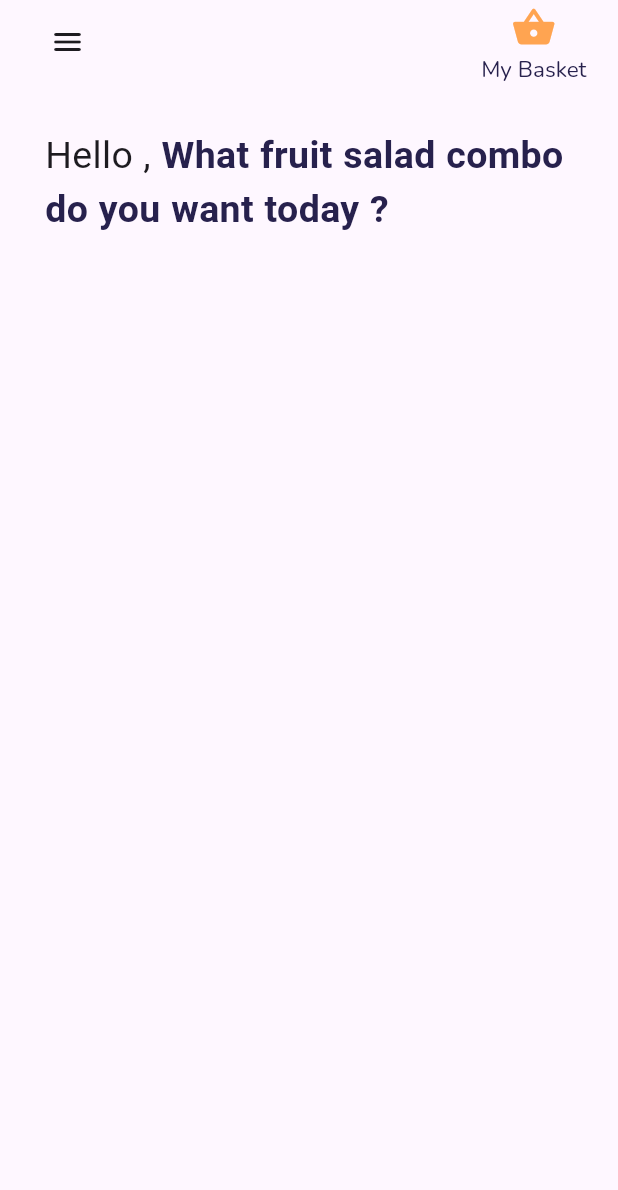
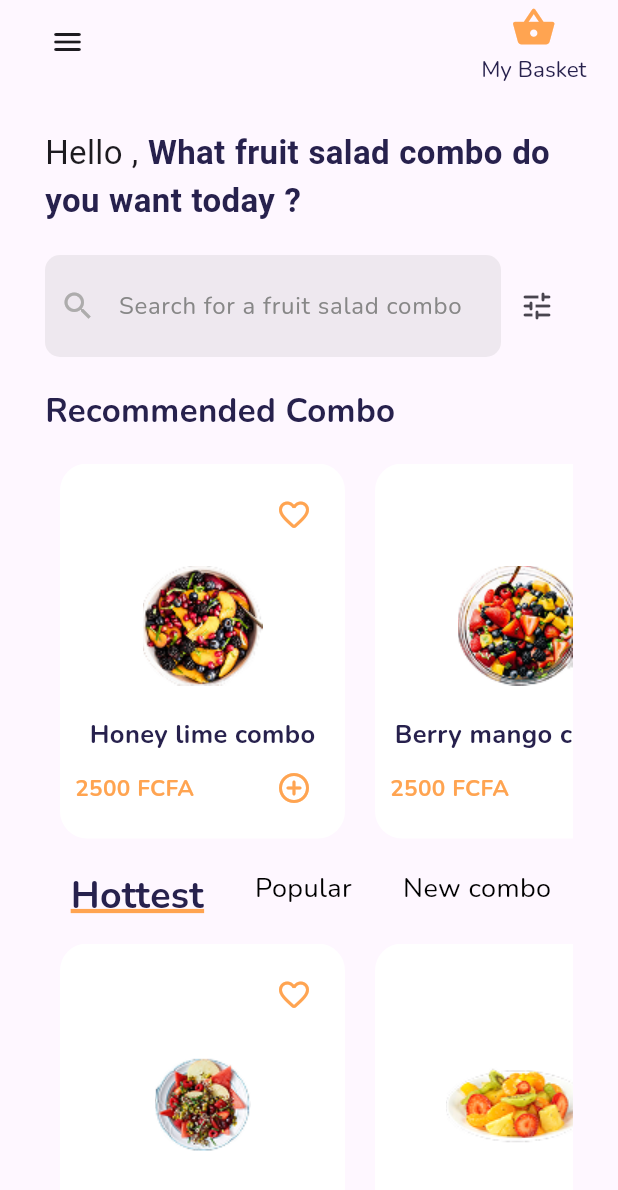
Before and after one commit to sweethehe/Fruit_Hub, a Flutter app: the HomeScreen screen opened directly with empty values, on a phone screen of 412 x 824 dp. Shown: the top 1190 px of the screen. Run offline on Flutter 3.47's test engine with Material 3 defaults, Android fonts, the phone set to English and light mode, and no system bars; our stand-ins replace google_fonts.

Commit message:
adding home_page

```diff
--- /dev/null
+++ b/fruit_hub/lib/components/salad_tile.dart
@@ -0,0 +1,73 @@
+import 'package:flutter/material.dart';
+import 'package:fruit_hub/components/ui.dart';
+
+class SaladTile extends StatefulWidget {
+  final String name;
+  final String price;
+  final String image;
+  const SaladTile(
+      {super.key,
+      required this.name,
+      required this.price,
+      required this.image});
+
+  @override
+  State<SaladTile> createState() => _SaladTileState();
+}
+
+class _SaladTileState extends State<SaladTile> {
+  @override
+  Widget build(BuildContext context) {
+    return Padding(
+      padding: const EdgeInsets.symmetric(horizontal: 10),
+      child: Container(
+        width: 190,
+        decoration: BoxDecoration(
+          color: white,
+          borderRadius: const BorderRadius.all(Radius.circular(18)),
+        ),
+        padding: const EdgeInsets.all(10),
+        child: Column(
+          children: [
+            Align(
+              alignment: Alignment.topRight,
+              child: IconButton(
+                  onPressed: () {},
+                  icon: Icon(
+                    Icons.favorite_border_rounded,
+                    color: lightOrange,
+                  )),
+            ),
+            Image.asset(
+              widget.image,
+              height: 100,
+              width: 100,
+            ),
+            const SizedBox(height: 10),
+            Text(widget.name,
+                style: const TextStyle(
+                    color: darkBlue,
+                    fontSize: 17,
+                    fontWeight: FontWeight.bold)),
+            Row(
+              mainAxisAlignment: MainAxisAlignment.spaceBetween,
+              children: [
+                Text(widget.price,
+                    style: TextStyle(
+                        color: lightOrange,
+                        fontSize: 15,
+                        fontWeight: FontWeight.bold)),
+                IconButton(
+                    onPressed: () {},
+                    icon: Icon(
+                      Icons.add_circle_outline_rounded,
+                      color: lightOrange,
+                    ))
+              ],
+            )
+          ],
+        ),
+      ),
+    );
+  }
+}
--- /dev/null
+++ b/fruit_hub/lib/components/search_bar.dart
@@ -0,0 +1,44 @@
+import 'package:flutter/material.dart';
+import 'package:fruit_hub/components/ui.dart';
+
+class MySearchBar extends StatefulWidget {
+  final TextEditingController controller;
+  final String hintText;
+  const MySearchBar(
+      {super.key, required this.controller, required this.hintText});
+
+  @override
+  State<MySearchBar> createState() => _MySearchBarState();
+}
+
+class _MySearchBarState extends State<MySearchBar> {
+  @override
+  Widget build(BuildContext context) {
+    return Container(
+      padding: const EdgeInsets.symmetric(horizontal: 10, vertical: 10),
+      decoration: BoxDecoration(
+        borderRadius: const BorderRadius.all(Radius.circular(10)),
+        color: const Color.fromARGB(50, 173, 172, 172),
+      ),
+      child: Row(
+        children: [
+          Icon(Icons.search, color: grey),
+          const SizedBox(width: 5),
+          Expanded(
+            child: TextFormField(
+              controller: widget.controller,
+              cursorColor: lightOrange,
+              decoration: InputDecoration(
+                hintText: widget.hintText,
+                hintStyle: const TextStyle(
+                    color: Color.fromARGB(255, 135, 135, 135), fontSize: 16),
+                contentPadding: const EdgeInsets.all(10),
+                border: InputBorder.none,
+              ),
+            ),
+          ),
+        ],
+      ),
+    );
+  }
+}
--- a/fruit_hub/lib/components/ui.dart
+++ b/fruit_hub/lib/components/ui.dart
@@ -1,7 +1,9 @@
 import 'package:flutter/material.dart';
 
 const lightOrange = Color(0xFFFFA451);
+const darkOrange = Color(0xFFF08626);
 const darkBlue = Color(0xFF27214D);
 const black = Colors.black;
 const white = Colors.white;
 const grey = Color.fromARGB(255, 173, 172, 172);
+const figmaGrey = Color(0xFFF3F4F9);
--- a/fruit_hub/lib/pages/home_screen.dart
+++ b/fruit_hub/lib/pages/home_screen.dart
@@ -1,4 +1,6 @@
 import 'package:flutter/material.dart';
+import 'package:fruit_hub/components/salad_tile.dart';
+import 'package:fruit_hub/components/search_bar.dart';
 import 'package:fruit_hub/components/ui.dart';
 
 class HomeScreen extends StatefulWidget {
@@ -11,6 +13,81 @@ class HomeScreen extends StatefulWidget {
 }
 
 class _HomeScreenState extends State<HomeScreen> {
+  final searchController = TextEditingController();
+  int selectedCategory = 0;
+
+  final List<String> categories = [
+    "Hottest",
+    "Popular",
+    "New combo",
+    "Favorites"
+  ];
+  final List<Widget> categoryContents = [
+    SizedBox(
+      height: 250,
+      child: ListView(
+        scrollDirection: Axis.horizontal,
+        children: [
+          SaladTile(
+              name: "Quinoa Salad",
+              price: "2500 FCFA",
+              image: "assets/images/combo/quinoa_salad.png"),
+          SaladTile(
+              name: "Tropical Fruit Salad",
+              price: "2500 FCFA",
+              image: "assets/images/combo/tropical_fruit_salad.png"),
+        ],
+      ),
+    ),
+    SizedBox(
+      height: 250,
+      child: ListView(
+        scrollDirection: Axis.horizontal,
+        children: [
+          SaladTile(
+              name: "Melon Fruit Salad",
+              price: "2500 FCFA",
+              image: "assets/images/combo/melon_fruit_salad.png"),
+          SaladTile(
+              name: "Berry mango combo",
+              price: "2500 FCFA",
+              image: "assets/images/combo/berry_fruit_combo.png"),
+        ],
+      ),
+    ),
+    SizedBox(
+      height: 250,
+      child: ListView(
+        scrollDirection: Axis.horizontal,
+        children: [
+          SaladTile(
+              name: "Berry Fruit Salad",
+              price: "2500 FCFA",
+              image: "assets/images/combo/berry_fruit_combo.png"),
+          SaladTile(
+              name: "Berry mango combo",
+              price: "2500 FCFA",
+              image: "assets/images/combo/berry_fruit_combo.png"),
+        ],
+      ),
+    ),
+    SizedBox(
+      height: 250,
+      child: ListView(
+        scrollDirection: Axis.horizontal,
+        children: [
+          SaladTile(
+              name: "Honey lime combo",
+              price: "2500 FCFA",
+              image: "assets/images/combo/Honey_lime_combo.png"),
+          SaladTile(
+              name: "Berry mango combo",
+              price: "2500 FCFA",
+              image: "assets/images/combo/berry_fruit_combo.png"),
+        ],
+      ),
+    )
+  ];
   @override
   Widget build(BuildContext context) {
     return Scaffold(
@@ -54,20 +131,106 @@ class _HomeScreenState extends State<HomeScreen> {
         ),
         body: Padding(
           padding: const EdgeInsets.symmetric(horizontal: 30, vertical: 30),
+          child: SingleChildScrollView(
             child: Column(
+              crossAxisAlignment: CrossAxisAlignment.start,
               children: [
                 Text.rich(
                   TextSpan(
                       text: "Hello ${widget.username},",
-                    style: TextStyle(fontSize: 25),
+                      style: TextStyle(fontSize: 22),
                       children: [
                         TextSpan(
                             text: " What fruit salad combo do you want today ?",
                             style: TextStyle(
                                 color: darkBlue, fontWeight: FontWeight.bold))
                       ]),
-              )
+                ),
+                const SizedBox(height: 20),
+                // Search Bar
+                Row(
+                  children: [
+                    Expanded(
+                      child: MySearchBar(
+                          controller: searchController,
+                          hintText: "Search for a fruit salad combo"),
+                    ),
+                    IconButton(onPressed: () {}, icon: Icon(Icons.tune_rounded))
                   ],
+                ),
+                // End of Search Bar
+                const SizedBox(height: 20),
+                Text(
+                  "Recommended Combo",
+                  style: TextStyle(
+                      fontSize: 22,
+                      color: darkBlue,
+                      fontWeight: FontWeight.bold),
+                  textAlign: TextAlign.left,
+                ),
+                const SizedBox(height: 20),
+                SizedBox(
+                  height: 250,
+                  child: ListView(
+                    scrollDirection: Axis.horizontal,
+                    children: [
+                      SaladTile(
+                          name: "Honey lime combo",
+                          price: "2500 FCFA",
+                          image: "assets/images/combo/Honey_lime_combo.png"),
+                      SaladTile(
+                          name: "Berry mango combo",
+                          price: "2500 FCFA",
+                          image: "assets/images/combo/berry_fruit_combo.png"),
+                    ],
+                  ),
+                ),
+                ////////////////
+                const SizedBox(height: 20),
+                SizedBox(
+                  height: 50,
+                  child: ListView.builder(
+                    scrollDirection: Axis.horizontal,
+                    itemCount: categories.length,
+                    itemBuilder: (context, index) {
+                      return GestureDetector(
+                        onTap: () {
+                          setState(() {
+                            selectedCategory = index;
+                          });
+                        },
+                        child: Padding(
+                          padding: const EdgeInsets.symmetric(horizontal: 17),
+                          child: Text(
+                            categories[index],
+                            style: TextStyle(
+                              color: selectedCategory == index
+                                  ? darkBlue
+                                  : Colors.black,
+                              fontWeight: selectedCategory == index
+                                  ? FontWeight.bold
+                                  : FontWeight.normal,
+                              fontSize: selectedCategory == index ? 25 : 18,
+                              decoration: selectedCategory == index
+                                  ? TextDecoration.underline
+                                  : TextDecoration.none,
+                              decorationThickness: 4,
+                              decorationColor: selectedCategory == index
+                                  ? lightOrange
+                                  : Colors.transparent,
+                            ),
+                          ),
+                        ),
+                      );
+                    },
+                  ),
+                ),
+                IndexedStack(
+                  index: selectedCategory,
+                  children: categoryContents,
+                ),
+              ],
+            ),
           ),
         ));
   }
--- a/fruit_hub/pubspec.yaml
+++ b/fruit_hub/pubspec.yaml
@@ -20,4 +20,4 @@ flutter:
   uses-material-design: true
 
   assets:
-    - assets/images/
+    - assets/images/combo/
```
Also changed, not shown: fruit_hub/assets/images/combo/Honey_lime_combo.png (added), fruit_hub/assets/images/combo/berry_fruit_combo.png (added), fruit_hub/assets/images/combo/melon_fruit_salad.png (added), fruit_hub/assets/images/combo/quinoa_salad.png (added), fruit_hub/assets/images/combo/tropical_fruit_salad.png (added). Lines whose indentation alone changed are shown as unchanged.
